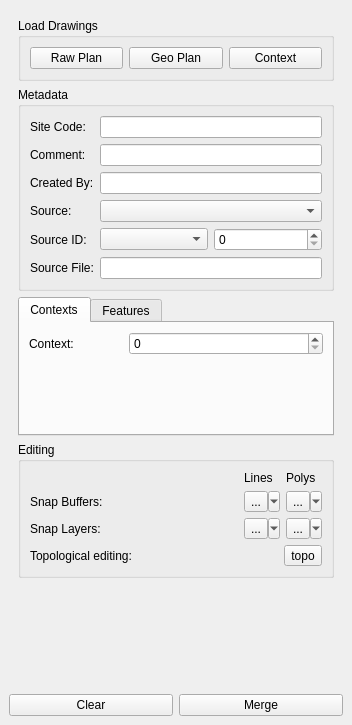
Above: plan/plan_dock_base.ui from lparchaeology/ArkPlan before the change. Below: the same form after it.
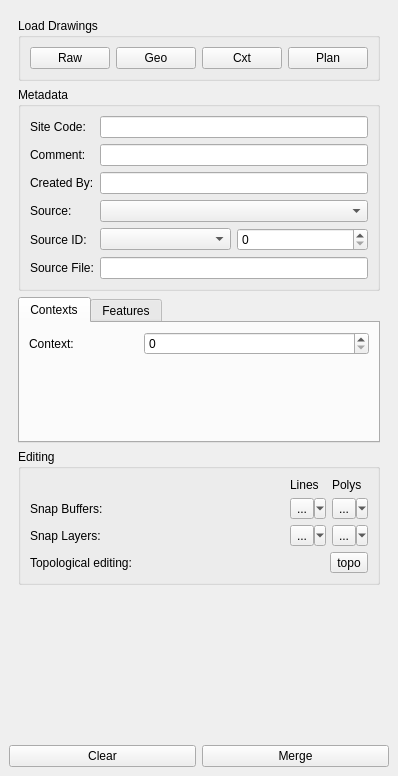
That is the form after the change. Custom widgets are drawn as their Qt base class.

Commit message: Add load all Plans button to drawing dock

```diff
--- a/plan/plan_dock_base.ui
+++ b/plan/plan_dock_base.ui
@@ -7,7 +7,7 @@
     <x>0</x>
     <y>0</y>
     <width>352</width>
-    <height>725</height>
+    <height>776</height>
    </rect>
   </property>
   <property name="sizePolicy">
@@ -44,7 +44,7 @@
          <x>0</x>
          <y>0</y>
          <width>328</width>
-         <height>633</height>
+         <height>684</height>
         </rect>
        </property>
        <layout class="QVBoxLayout" name="verticalLayout">
@@ -53,25 +53,32 @@
           <property name="title">
            <string>Load Drawings</string>
           </property>
-          <layout class="QGridLayout" name="gridLayout_2">
-           <item row="0" column="0">
+          <layout class="QHBoxLayout" name="horizontalLayout_4">
+           <item>
             <widget class="QPushButton" name="loadRawButton">
              <property name="text">
-              <string>Raw Plan</string>
+              <string>Raw</string>
              </property>
             </widget>
            </item>
-           <item row="0" column="1">
+           <item>
             <widget class="QPushButton" name="loadGeoButton">
              <property name="text">
-              <string>Geo Plan</string>
+              <string>Geo</string>
              </property>
             </widget>
            </item>
-           <item row="0" column="2">
+           <item>
             <widget class="QPushButton" name="loadContextButton">
              <property name="text">
-              <string>Context</string>
+              <string>Cxt</string>
+             </property>
+            </widget>
+           </item>
+           <item>
+            <widget class="QPushButton" name="loadPlanButton">
+             <property name="text">
+              <string>Plan</string>
              </property>
             </widget>
            </item>
```
The commit also changes 3 other files.
